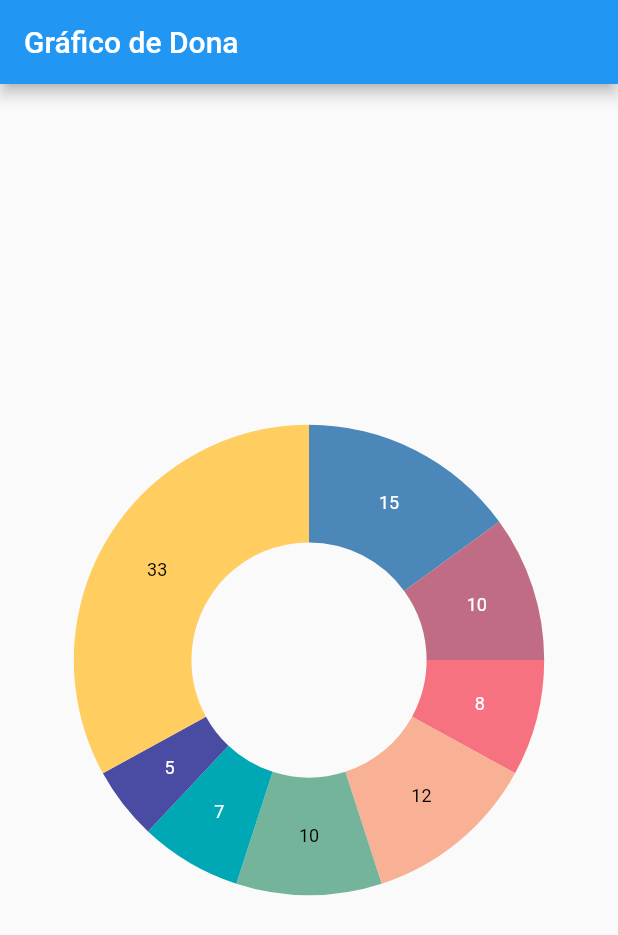
After one commit to GustavoGutierrez98/MiMonedero4.0, a Flutter app: the screen it shows once a user with an empty profile is signed in, in the side drawer, after a tap on "Graficas", on a phone screen of 412 x 824 dp. The commit adds this screen. Shown: the top 935 px of the screen. Run offline on Flutter 3.47's test engine with Material 2 defaults, Android fonts, the phone set to English and light mode, and no system bars; our stand-ins replace firebase_auth, firebase_core, open_file, sqflite, syncfusion_flutter_charts; accounts and stored records are empty.

Commit message:
GraphicaPastel

```diff
--- /dev/null
+++ b/lib/models/donutGraphPage.dart
@@ -0,0 +1,48 @@
+import 'package:flutter/material.dart';
+import 'package:syncfusion_flutter_charts/charts.dart';
+
+class donutGraphPage extends StatelessWidget {
+  @override
+  Widget build(BuildContext context) {
+    return MaterialApp(
+      home: Scaffold(
+        appBar: AppBar(
+          title: Text('Gráfico de Dona'),
+        ),
+        body: Center(
+          child: SfCircularChart(
+            series: <CircularSeries>[
+              DoughnutSeries<ChartData, String>(
+                dataSource: getData(),
+                xValueMapper: (ChartData data, _) => data.category,
+                yValueMapper: (ChartData data, _) => data.value,
+                //innerRadius: '50%', // para darle un espacio en blanco al centro
+                dataLabelSettings: DataLabelSettings(isVisible: true),
+              ),
+            ],
+          ),
+        ),
+      ),
+    );
+  }
+
+  List<ChartData> getData() {
+    return [
+      ChartData('Luz', 15),
+      ChartData('Agua', 10),
+      ChartData('Internet', 8),
+      ChartData('Alimentos', 12),
+      ChartData('Muebles', 10),
+      ChartData('Electrodomésticos', 7),
+      ChartData('Videojuegos', 5),
+      ChartData('Otros', 33),
+    ];
+  }
+}
+
+class ChartData {
+  ChartData(this.category, this.value);
+
+  final String category;
+  final double value;
+}
--- a/lib/widgets/autoDrawer.dart
+++ b/lib/widgets/autoDrawer.dart
@@ -1,5 +1,7 @@
 import 'package:firebase_auth/firebase_auth.dart';
 import 'package:flutter/material.dart';
+import 'package:mimonedero/models/donutGraphPage.dart';
+
 
 class autoDrawer extends StatelessWidget {
   final user = FirebaseAuth.instance.currentUser!;
@@ -31,21 +33,26 @@ class autoDrawer extends StatelessWidget {
             ),
           ),
            ListTile(
-            title: const Text('Opcion 1'),
+            title: const Text('Graficas'),
             onTap: () {
-              // Acciones para la opción 1
+              Navigator.pop(context);//Cierra el Drawer
+              Navigator.push(
+                context,
+                MaterialPageRoute(builder: (context) => donutGraphPage()),
+              );
+
             },
           ),
            ListTile(
             title: const Text('Opcion 2'),
             onTap: () {
-              // Acciones para la opción 1
+              // Acciones para la opción 2
             },
           ),
            ListTile(
             title: const Text('Opcion 3'),
             onTap: () {
-              // Acciones para la opción 1
+              // Acciones para la opción 3
             },
           ),
           // Aqui podemos generar mas opciones al drawer
--- a/pubspec.yaml
+++ b/pubspec.yaml
@@ -49,6 +49,7 @@ dependencies:
   open_file: ^3.1.0
   flutter_datetime_picker: ^1.5.1
   fl_chart: ^0.40.0
+  syncfusion_flutter_charts: ^23.1.44
 
 dev_dependencies:
   flutter_test:
```
Also changed, not shown: pubspec.lock.
